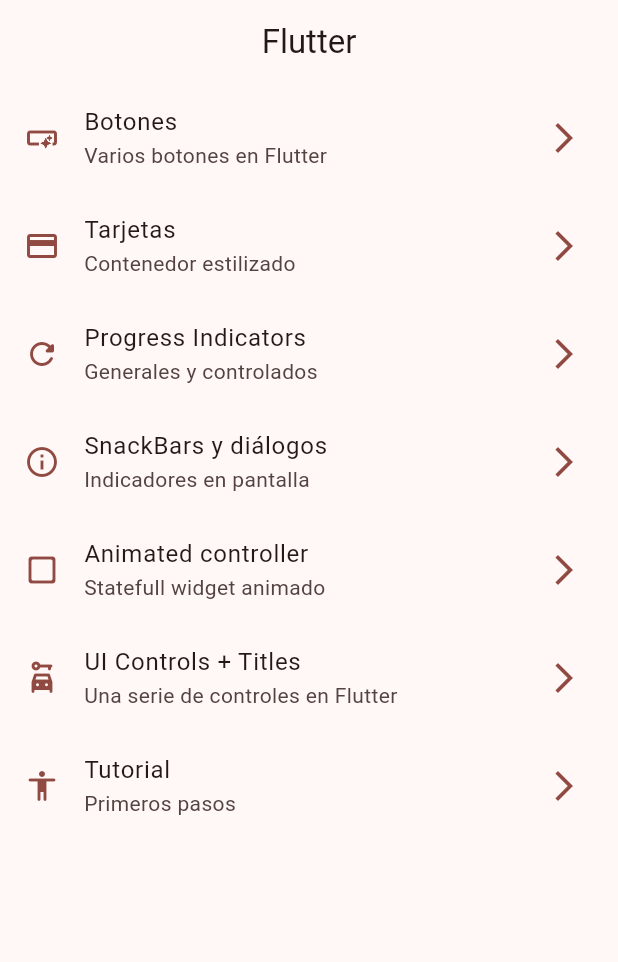
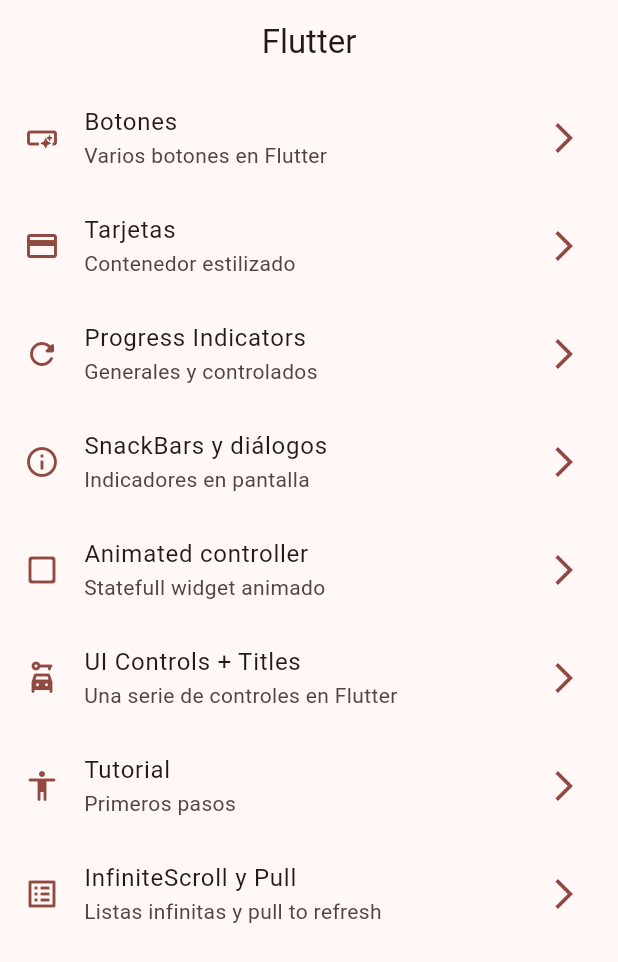
Before and after one commit to Gaan21/Flutter, a Flutter app: the screen it shows after launch, on a phone screen of 412 x 824 dp. Shown: the top 962 px of the screen. Run offline on Flutter 3.47's test engine with Material 2 defaults, Android fonts, the phone set to English and light mode, and no system bars; our stand-ins replace animate_do, dio, go_router, video_player.

Commit message:
Preparando el infinite scroll

```diff
--- a/widgets_app/lib/config/menu/menu_items.dart
+++ b/widgets_app/lib/config/menu/menu_items.dart
@@ -69,4 +69,11 @@ const appMenuItems = <MenuItem>[
     nombreRuta: AppTutorialScreen.name,
     icon: Icons.accessibility_rounded,
   ),
+  MenuItem(
+    title: "InfiniteScroll y Pull",
+    subtitle: "Listas infinitas y pull to refresh",
+    link: "/infinite",
+    nombreRuta: InfiniteScrollScreen.name,
+    icon: Icons.list_alt_outlined,
+  ),
 ];
--- a/widgets_app/lib/config/router/app_router.dart
+++ b/widgets_app/lib/config/router/app_router.dart
@@ -45,5 +45,10 @@ final appRouter = GoRouter(
       name: AppTutorialScreen.name,
       builder: (context, state) => const AppTutorialScreen(),
     ),
+    GoRoute(
+      path: "/infinite",
+      name: InfiniteScrollScreen.name,
+      builder: (context, state) => const InfiniteScrollScreen(),
+    ),
   ],
 );
```
Also changed, not shown: widgets_app/lib/presentation/screens/infinite_scroll/infinite_scroll_screen.dart (+34 -2 lines).
